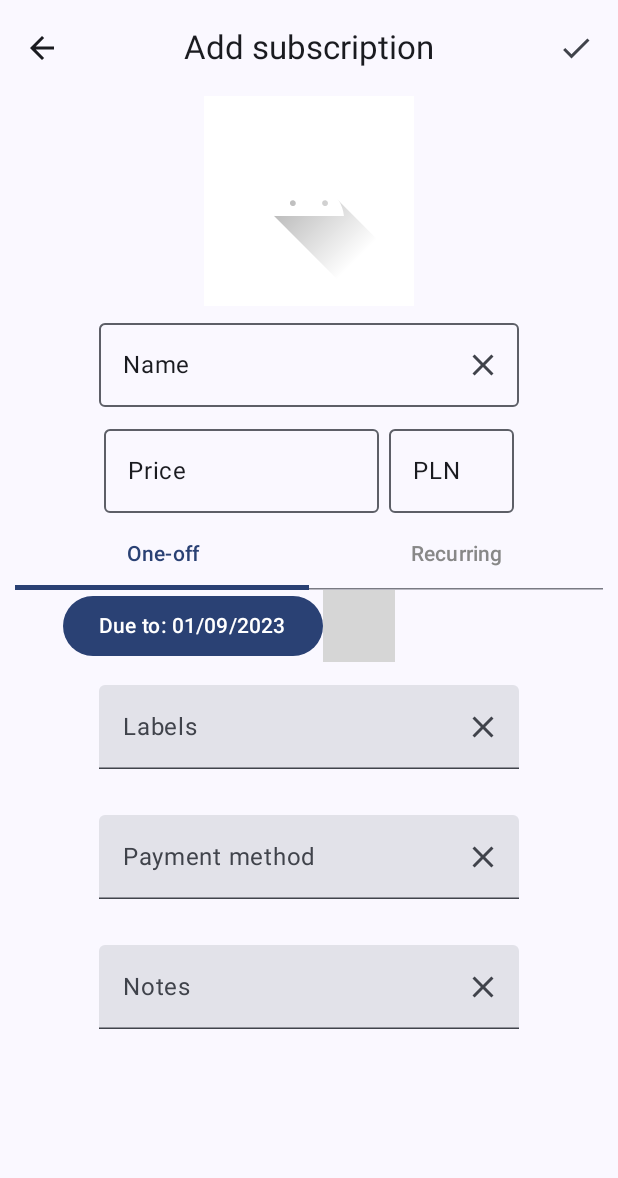
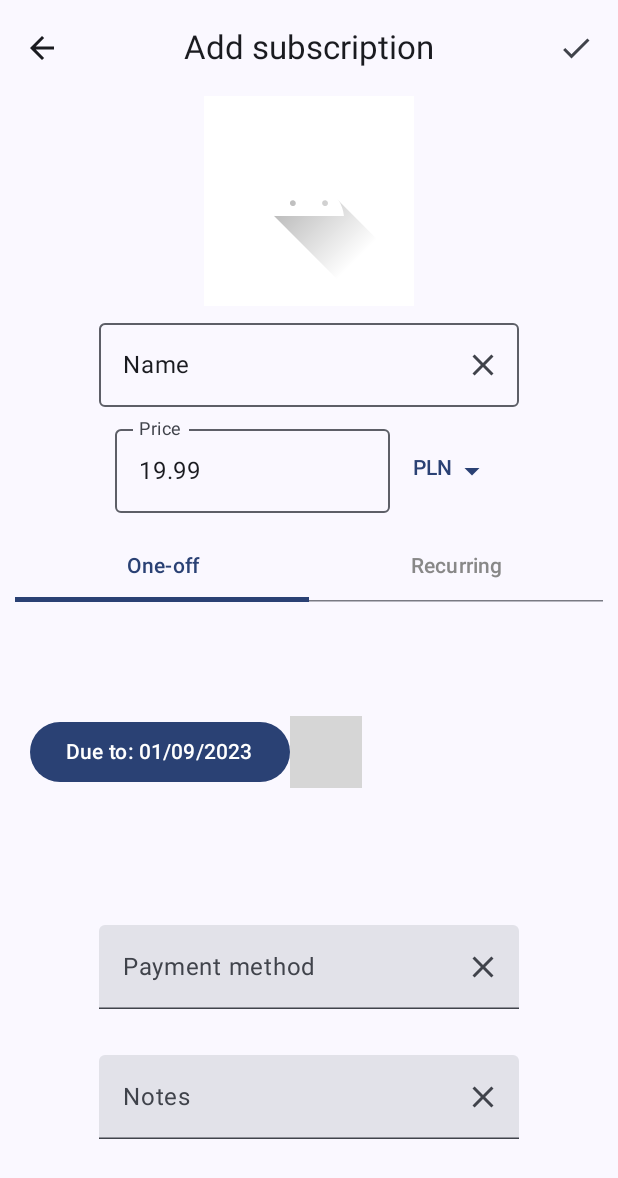
Before and after one commit to qriaa/subdue, an Android app built with Jetpack Compose: the AddSubscription screen opened through its navigation route, on a phone screen of 412 x 824 dp. Shown: the top 1178 px of the screen. Run offline under Robolectric (Android 15) with nearby library versions, the phone set to English and light mode, and no system bars; libraries missing offline, so code that uses them is left out: com.vanpra.composematerialdialogs; 2 statements that could not run were skipped; grey boxes are pictures that could not be loaded.

Commit message:
AddSubscription almost done with SubLogic Sub structure

```diff
--- a/app/src/main/java/com/studx/subdue/AddSubscription.kt
+++ b/app/src/main/java/com/studx/subdue/AddSubscription.kt
@@ -1,6 +1,7 @@
 package com.studx.subdue
 
 import android.annotation.SuppressLint
+import android.icu.math.BigDecimal
 import androidx.compose.foundation.*
 import androidx.compose.foundation.layout.*
 import androidx.compose.foundation.lazy.LazyColumn
@@ -8,6 +9,7 @@ import androidx.compose.foundation.pager.HorizontalPager
 import androidx.compose.foundation.pager.PagerState
 import androidx.compose.foundation.pager.rememberPagerState
 import androidx.compose.foundation.shape.CircleShape
+import androidx.compose.foundation.text.KeyboardOptions
 import androidx.compose.material.icons.Icons
 import androidx.compose.material.icons.filled.*
 import androidx.compose.material3.*
@@ -17,19 +19,23 @@ import androidx.compose.ui.Modifier
 import androidx.compose.ui.draw.clip
 import androidx.compose.ui.graphics.Color
 import androidx.compose.ui.res.painterResource
+import androidx.compose.ui.text.input.KeyboardType
 import androidx.compose.ui.text.style.TextOverflow
 import androidx.compose.ui.tooling.preview.Preview
 import androidx.compose.ui.unit.dp
 import androidx.compose.ui.unit.sp
 import androidx.compose.ui.window.DialogProperties
 import androidx.navigation.NavController
+import com.studx.subdue.logic.Subscription
 import com.vanpra.composematerialdialogs.MaterialDialog
 import com.vanpra.composematerialdialogs.datetime.date.datepicker
 import com.vanpra.composematerialdialogs.rememberMaterialDialogState
 import kotlinx.coroutines.launch
 import java.time.LocalDate
 import java.time.format.DateTimeFormatter
+import java.time.temporal.ChronoUnit
 import java.util.*
+
 
 
 @SuppressLint("UnusedMaterial3ScaffoldPaddingParameter")
@@ -53,11 +59,6 @@ fun AddSubscription(navController: NavController) {
     )
 }
 
-//@Preview
-//@Composable
-//fun PreviewEditSubscriptionOneOff() {
-//    EditSubscriptionOneOff()
-//}
 
 @OptIn(ExperimentalMaterial3Api::class)
 @Composable
@@ -84,8 +85,11 @@ fun AddTopBar(navController: NavController) {
                 )
             }
         },
+        //#TODO zapis subskrypcji do bazy
         actions = {
-            IconButton(onClick = { /* doSomething() */ }) {
+            IconButton(onClick = {
+//                SubLogic.addSub(Subscription())
+            }) {
                 Icon(
                     imageVector = Icons.Filled.Check,
                     contentDescription = "Confirm and save"
@@ -95,6 +99,9 @@ fun AddTopBar(navController: NavController) {
     )
 }
 
+//sory
+val newSubscription = Subscription(image = R.drawable.ic_launcher_foreground.toString(), isEmojiImg = false, name = "NEW SUB")
+
 @Composable
 fun AddPage() {
     Column(horizontalAlignment = Alignment.CenterHorizontally,
@@ -103,7 +110,7 @@ fun AddPage() {
             .padding(10.dp, 0.dp)
     ) {
         Image(
-            painter = painterResource(R.drawable.ic_launcher_foreground),
+            painter = painterResource(R.drawable.ic_launcher_foreground), //wybrac domyslny obrazek, wprowadzic mozliwosc dodawania emoji, gdy brak ikony w pamieci
             contentDescription = "Subscription image",
             modifier = Modifier
                 .size(140.dp)
@@ -114,7 +121,7 @@ fun AddPage() {
                     enabled = true,
                     onClickLabel = "Clickable image",
                     onClick = {
-
+                        // onClick - dodawanie emoji?
                     }
                 )
         )
@@ -128,12 +135,8 @@ fun AddPage() {
 
         PagerView()
 
-        LabeledInput("Labels", "e.g. Music")
-        LabeledInput("Payment method", "e.g. Card")
-        LabeledInput("Notes", "")
-
-
-
+        PaymentMethodInput("Payment method", "e.g. Card")
+        NotesInput("Notes", "")
     }
 }
 
@@ -142,11 +145,6 @@ fun AddPage() {
 @Composable fun PagerView() {
     val pagerState = rememberPagerState()
     val coroutineScope = rememberCoroutineScope()
-//    Box(
-//        modifier = Modifier
-//            .fillMaxWidth()
-//            .background(Color.White)
-//    ) {
         TabRow(
             selectedTabIndex = pagerState.currentPage
         ) {
@@ -180,7 +178,6 @@ fun AddPage() {
             )
         }
         PagerContent(pagerState = pagerState)
-//    }
 }
 
 @OptIn(ExperimentalFoundationApi::class)
@@ -189,17 +186,19 @@ fun PagerContent(pagerState: PagerState) {
     HorizontalPager(
         pageCount = 2,
         modifier = Modifier.fillMaxWidth(),
-        state = pagerState
+        state = pagerState,
+        contentPadding = PaddingValues(10.dp)
     ) { pager ->
         when (pager) {
 
             0 -> {
-                Spacer(modifier = Modifier.padding(16.dp, 16.dp))
-
+                newSubscription.isOneOff = true
+//                Spacer(modifier = Modifier.padding(16.dp, 16.dp))
                 OneOffDetails()
             }
 
             1 -> {
+                newSubscription.isOneOff = false
                 RecurringDetails()
             }
         }
@@ -231,7 +230,7 @@ fun RecurringDetails() {
                     .padding(30.dp)
             )
 
-            // billing cycle - change into numbers only
+            //#TODO wywala sie na zmiennoprzecinkowych
             var billing_period_number by remember { mutableStateOf("1") }
             OutlinedTextField(
                 value = billing_period_number,
@@ -241,25 +240,48 @@ fun RecurringDetails() {
                 label = {
                     Text(text = "")
                 },
+                keyboardOptions = KeyboardOptions(keyboardType = KeyboardType.Number),
                 modifier = Modifier
                     .width(75.dp)
                     .padding(10.dp)
             )
+            if (billing_period_number == "") {
+                billing_period_number = "1"
+            }
+            newSubscription.timeMultiplier = billing_period_number.toLong()
 
             // change into list (month/year)
-            var billing_period by remember { mutableStateOf("MONTH") }
-            OutlinedTextField(
-                value = billing_period,
-                onValueChange = { newText ->
-                    billing_period = newText
-                },
-                label = {
-                    Text(text = "")
-                },
-                modifier = Modifier
-                    .width(120.dp)
-                    .padding(10.dp)
-            )
+
+            var expanded by remember {
+                mutableStateOf(false)
+            }
+            var selectedItem by remember {
+                mutableStateOf("MONTH")
+            }
+            val listOfChronoUnits= listOf("MONTH", "YEAR", "DAY", "WEEK")
+
+            Box {
+                TextButton(onClick = { expanded = true},
+                    Modifier.padding(0.dp, 15.dp)) {
+                    Row {
+                        Text(text = selectedItem, fontSize = 17.sp)
+                        Icon(Icons.Filled.ArrowDropDown, contentDescription = "Dropdown icon")
+                    }
+                }
+                DropdownMenu(expanded = expanded, onDismissRequest = { expanded = false }, Modifier.height(150.dp)) {
+                    listOfChronoUnits.forEach {
+                        DropdownMenuItem(text = { Text(text = it)}, onClick = { selectedItem = it; expanded = false })
+                    }
+                }
+            }
+
+            newSubscription.timeInterval = when (selectedItem) {
+                "MONTH" -> ChronoUnit.MONTHS
+                "YEAR" -> ChronoUnit.YEARS
+                "DAY" -> ChronoUnit.DAYS
+                "WEEK" -> ChronoUnit.WEEKS
+                else -> ChronoUnit.MONTHS
+            }
         }
 
         DateDialog("First payment date")
@@ -308,6 +330,9 @@ fun DateDialog(specifed_value : String) {
         }
     }
 
+    // w tym momencie dateAnchor ma wartosc pierwszej platnosci, nie wazne czy subek jest one-off czy recurring
+    newSubscription.dateAnchor = pickedDate
+
 //    TextField(value = pickedDate,
 //        onValueChange = { newText ->
 //            pickedDate = formattedDate
@@ -331,36 +356,69 @@ fun DateDialog(specifed_value : String) {
 //    date_picker.show(LocalContext.current, date_picker.toString())
 }
 
-@OptIn(ExperimentalMaterial3Api::class)
 @Composable
 fun CurrencyList() {
-    var text by remember { mutableStateOf(DEFAULT_CURRENCY) }
-    OutlinedTextField(value = text,
-        onValueChange = { newText ->
-            text = newText
-        },
-        label = {
-            Text(text = "")
-        },
-        modifier = Modifier
-            .width(90.dp)
-            .padding(3.dp))
+    var expanded by remember {
+        mutableStateOf(false)
+    }
+    var selectedItem by remember {
+        mutableStateOf(Currency.getInstance(DEFAULT_CURRENCY))
+    }
+    val listOfCurrencies = Currency.getAvailableCurrencies().toList()
+
+    Box {
+        TextButton(onClick = { expanded = true},
+        Modifier.padding(0.dp, 15.dp)) {
+            Row {
+                Text(text = selectedItem.currencyCode)
+                Icon(Icons.Filled.ArrowDropDown, contentDescription = "Dropdown icon")
+            }
+        }
+        DropdownMenu(expanded = expanded, onDismissRequest = { expanded = false }, Modifier.height(330.dp)) {
+            listOfCurrencies.forEach {
+                DropdownMenuItem(text = { Text(text = it.toString())}, onClick = { selectedItem = it; expanded = false })
+            }
+        }
+    }
+
+    newSubscription.currency = android.icu.util.Currency.getInstance(selectedItem.currencyCode)
+
+//    var text by remember { mutableStateOf(DEFAULT_CURRENCY) }
+//    OutlinedTextField(value = text,
+//        onValueChange = { newText ->
+//            text = newText
+//        },
+//        label = {
+//            Text(text = "")
+//        },
+//        modifier = Modifier
+//            .width(90.dp)
+//            .padding(3.dp))
 }
 
 @OptIn(ExperimentalMaterial3Api::class)
 @Composable
 fun PriceInput() {
-    var text by remember { mutableStateOf("Price") }
-    OutlinedTextField(value = text,
+    var text by remember { mutableStateOf("19.99") }
+    OutlinedTextField(
+        value = text,
         onValueChange = { newText ->
             text = newText
         },
         label = {
-            Text(text = "")
+            Text(text = "Price")
         },
+        keyboardOptions = KeyboardOptions(keyboardType = KeyboardType.Number),
         modifier = Modifier
             .width(190.dp)
-            .padding(3.dp))
+            .padding(3.dp)
+    )
+
+    if (text != "") {
+        newSubscription.cost = BigDecimal(text)
+    } else {
+        newSubscription.cost = BigDecimal(0.00)
+    }
 }
 
 @OptIn(ExperimentalMaterial3Api::class)
@@ -369,7 +427,7 @@ fun NameInput() {
     var text by remember { mutableStateOf("Name") }
     OutlinedTextField(value = text,
         onValueChange = { newText ->
-            text = newText
+            text = newText.uppercase()
         },
         trailingIcon = {
             IconButton(onClick = {
@@ -386,12 +444,42 @@ fun NameInput() {
         },
         modifier = Modifier.padding(3.dp)
     )
+    newSubscription.name = text
+}
 
-}
+// wychodzi na to, ze nie bedzie labeli
+//
+//@OptIn(ExperimentalMaterial3Api::class)
+//@Composable
+//fun LabelInput(label: String, placeholder: String) {
+//    var text by remember { mutableStateOf("") }
+//    TextField(value = text,
+//        onValueChange = { newText ->
+//            text = newText
+//        },
+//        label = {
+//            Text(text = label)
+//        },
+//        trailingIcon = {
+//            IconButton(onClick = {
+//                text = ""
+//            }) {
+//                Icon(
+//                    imageVector = Icons.Filled.Clear,
+//                    contentDescription = "Clear icon"
+//                )
+//            }
+//        },
+//        placeholder = {
+//            Text(text = placeholder)
+//        },
+//        modifier = Modifier.padding(15.dp)
+//    )
+//}
 
 @OptIn(ExperimentalMaterial3Api::class)
 @Composable
-fun LabeledInput(label: String, placeholder: String) {
+fun PaymentMethodInput(label: String, placeholder: String) {
     var text by remember { mutableStateOf("") }
     TextField(value = text,
         onValueChange = { newText ->
@@ -415,6 +503,38 @@ fun LabeledInput(label: String, placeholder: String) {
         },
         modifier = Modifier.padding(15.dp)
     )
+
+    newSubscription.paymentMethod = text
+}
+
+@OptIn(ExperimentalMaterial3Api::class)
+@Composable
+fun NotesInput(label: String, placeholder: String) {
+    var text by remember { mutableStateOf("") }
+    TextField(value = text,
+        onValueChange = { newText ->
+            text = newText
+        },
+        label = {
+            Text(text = label)
+        },
+        trailingIcon = {
+            IconButton(onClick = {
+                text = ""
+            }) {
+                Icon(
+                    imageVector = Icons.Filled.Clear,
+                    contentDescription = "Clear icon"
+                )
+            }
+        },
+        placeholder = {
+            Text(text = placeholder)
+        },
+        modifier = Modifier.padding(15.dp)
+    )
+
+    newSubscription.notes = text
 }
 
 @Preview
--- a/app/src/main/java/com/studx/subdue/MainActivity.kt
+++ b/app/src/main/java/com/studx/subdue/MainActivity.kt
@@ -1,6 +1,8 @@
 package com.studx.subdue
 
 import android.content.Context
+import android.icu.math.BigDecimal
+import android.icu.util.Currency
 import android.os.Bundle
 import androidx.activity.ComponentActivity
 import androidx.activity.compose.setContent
@@ -13,7 +15,11 @@ import androidx.navigation.NavHostController
 import androidx.navigation.compose.NavHost
 import androidx.navigation.compose.composable
 import androidx.navigation.compose.rememberNavController
+import com.studx.subdue.logic.SubLogic
+import com.studx.subdue.logic.Subscription
 import com.studx.subdue.ui.theme.SubdueTheme
+import java.time.LocalDate
+import java.time.temporal.ChronoUnit
 
 sealed class Screen(val route: String) {
     object Home : Screen(route = "home_screen")
@@ -44,7 +50,9 @@ fun SetUpNavGraph(context: Context, navController: NavHostController) {
     NavHost(navController = navController, startDestination = "home_screen") {
         composable(Screen.Home.route) {
             //#TODO wczytaj subskrypcje z bazy danych i przekaz do mainpage
-            MainPage(context, subscriptions = subscriptions, navController)
+            SubLogic.loadSubs(context)
+            val subscriptions = SubLogic.getSubList()
+            MainPage(context, subscriptions, navController)
         }
         composable(Screen.AddSub.route) {
             AddSubscription(navController)
--- a/app/src/main/java/com/studx/subdue/MainPage.kt
+++ b/app/src/main/java/com/studx/subdue/MainPage.kt
@@ -22,13 +22,16 @@ import androidx.compose.ui.unit.dp
 import androidx.compose.ui.unit.sp
 import androidx.navigation.NavGraphBuilder
 import androidx.navigation.NavHostController
+import com.studx.subdue.logic.SubLogic
+import com.studx.subdue.logic.Subscription
+import java.time.temporal.ChronoUnit
 
 const val ROW_HEIGHT = 90
 
 
 @OptIn(ExperimentalMaterial3Api::class)
 @Composable
-fun MainPage(currContext: Context, subscriptions: List<Subscription>, navController: NavHostController) {
+fun MainPage(currContext: Context, subscriptions: MutableList<Subscription>, navController: NavHostController) {
     Scaffold(
         topBar = {
             TopBar(navController)
@@ -56,7 +59,7 @@ fun MainPage(currContext: Context, subscriptions: List<Subscription>, navControl
                 contentPadding = innerPadding,
                 verticalArrangement = Arrangement.spacedBy(3.dp)
             ) {
-                items(subscriptions.sortedBy { subscription -> subscription.date }) { sub ->
+                items(subscriptions.sortedBy { subscription -> subscription.dateAnchor }) { sub ->
                     Surface(onClick = {
 //                        navController.navigate(Screen.SubscriptionDetails.route)
                         Toast.makeText(
@@ -65,7 +68,7 @@ fun MainPage(currContext: Context, subscriptions: List<Subscription>, navControl
                             Toast.LENGTH_SHORT
                         ).show()
                     }) {
-                        Subscription(rowHeight = ROW_HEIGHT, rowColor = MaterialTheme.colorScheme.primaryContainer, subscription = sub)
+                        SubscriptionBox(rowHeight = ROW_HEIGHT, rowColor = MaterialTheme.colorScheme.primaryContainer, subscription = sub)
                     }
                 }
             }
@@ -83,15 +86,13 @@ fun PreviewTopAppBar() {
 fun BottomBar() {
     val selectedIndex = remember { mutableStateOf(0) }
     NavigationBar {
-
+        val (alreadyPaid, sumOfPayments)  = SubLogic.calculatePaymentsSum(ChronoUnit.MONTHS)
         NavigationBarItem(icon = {
-            Icon(imageVector = Icons.Outlined.KeyboardArrowUp,"")
+            Icon(imageVector = Icons.Outlined.KeyboardArrowUp,"Payments summary")
         },
-            label = { Text(text = "MONTHLY", fontSize = 13.sp) },
-            selected = (selectedIndex.value == 0),
-            onClick = {
-                selectedIndex.value = 0
-            })
+            label = { Text(text = "MONTHLY " + alreadyPaid + " / " + sumOfPayments, fontSize = 13.sp) },
+            selected = selectedIndex.value == 0,
+            onClick = { /* do sth */ })
     }
 }
 
--- a/app/src/main/java/com/studx/subdue/Subscription.kt
+++ b/app/src/main/java/com/studx/subdue/Subscription.kt
@@ -1,25 +1,24 @@
-package com.studx.subdue
-
-import androidx.compose.runtime.Immutable
-
-/* #TODO Zastanowic sie co bedzie potrzebne w subskrypcji.
-*   Sa suby regularnie i jednorazowe, trzeba spojrzec na mockupy i wybrac jakie dane beda potrzebne.
-*   Glownie chodzi o date platnosci, okres rozliczen.
-*   Waluta - okreslana z podanych? Ikonki na podstawie nazwy?
-*/
-
-data class Subscription (
-    val name: String,
-    val image: Int,
-    val cost: Double,
-    val currency: String,
-    val timeInterval: String,
-    val date: String,
-    val isOneOff: Boolean
-)
-
-val subscriptions = mutableListOf(
-    Subscription("SPOTIFY", R.drawable.spotify_logo, 10.00, "PLN", "MONTH", "14/02/2023", false),
-    Subscription("NETFLIX", R.drawable.netflix_logo, 29.99, "PLN", "MONTH", "20/01/2023", false),
-    Subscription("YOUTUBE", R.drawable.youtube_logo, 19.99, "PLN", "MONTH", "01/01/2023", false)
-)
+//package com.studx.subdue
+//
+//import androidx.compose.runtime.Immutable
+//
+//*   Sa suby regularnie i jednorazowe, trzeba spojrzec na mockupy i wybrac jakie dane beda potrzebne.
+//*   Glownie chodzi o date platnosci, okres rozliczen.
+//*   Waluta - okreslana z podanych? Ikonki na podstawie nazwy?
+//*/
+//
+//data class Subscription (
+//    val name: String,
+//    val image: Int,
+//    val cost: Double,
+//    val currency: String,
+//    val timeInterval: String,
+//    val date: String,
+//    val isOneOff: Boolean
+//)
+//
+//val subscriptions = mutableListOf(
+//    Subscription("SPOTIFY", R.drawable.spotify_logo, 10.00, "PLN", "MONTH", "14/02/2023", false),
+//    Subscription("NETFLIX", R.drawable.netflix_logo, 29.99, "PLN", "MONTH", "20/01/2023", false),
+//    Subscription("YOUTUBE", R.drawable.youtube_logo, 19.99, "PLN", "MONTH", "01/01/2023", false)
+//)
--- a/app/src/main/java/com/studx/subdue/logic/SubLogic.kt
+++ b/app/src/main/java/com/studx/subdue/logic/SubLogic.kt
@@ -95,7 +95,7 @@ object SubLogic {
         subList.clear()
     }
 
-    //#TODO codzienny update listy
+    //#TODO codzienny update listy subskrypcji
     // Utility
     fun updatePayment(sub: Subscription){
         if(sub.isOneOff){
```
Also changed, not shown: app/src/main/java/com/studx/subdue/SubscriptionBox.kt (+45 -15 lines), app/src/main/java/com/studx/subdue/SubscriptionDetails.kt (+23 -11 lines).
